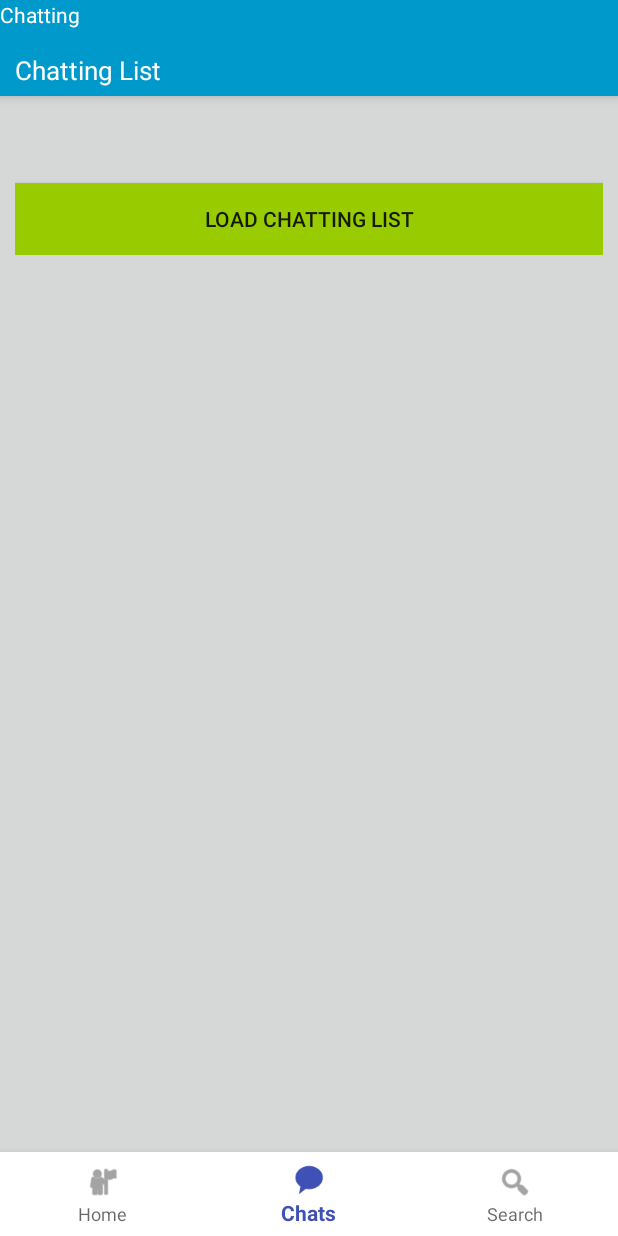
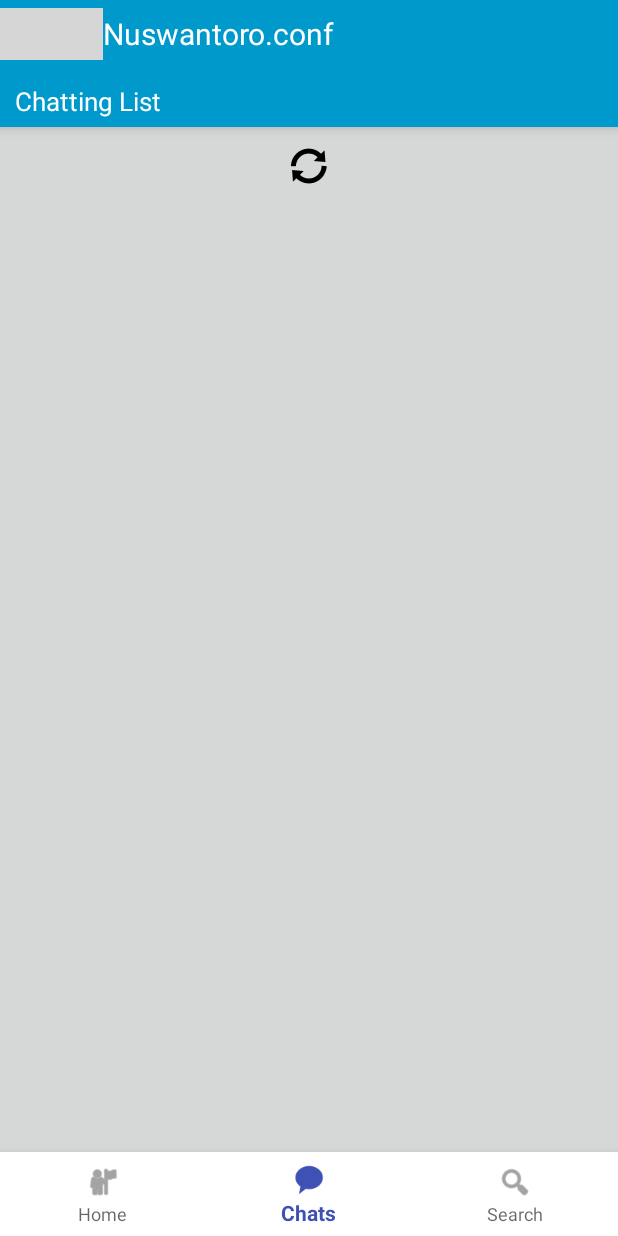
Before and after one commit to fajaralmu/android-chatting1, an Android app: the HomeActivity screen opened directly, with no data from a screen before it, item 2 of the bottom bar chosen, on a phone screen of 412 x 824 dp. Run offline under Robolectric (Android 15) with nearby library versions, the phone set to English and light mode, and no system bars; libraries missing offline, so code that uses them is left out: com.fajar.livestreaming; grey boxes are pictures that could not be loaded.

Commit message:
improve chatting list fragment

```diff
--- a/app/src/main/java/com/fajar/android/chatting1/activities/WelcomingScreenActivity.java
+++ b/app/src/main/java/com/fajar/android/chatting1/activities/WelcomingScreenActivity.java
@@ -122,6 +122,7 @@ public class WelcomingScreenActivity extends BaseActivity {
     private void getUserCallback(WebResponse response) {
         if (null == response) {
             AlertUtil.YesAlert(this, "Please Register Your Account");
+            stopLoading();
             registerForm.setVisibility(View.VISIBLE);
             return;
         }
@@ -158,7 +159,7 @@ public class WelcomingScreenActivity extends BaseActivity {
 
             @Override
             protected void onPostExecute(WebResponse response) {
-                stopLoading();
+
                 getUserCallback(response);
             }
         };
--- a/app/src/main/java/com/fajar/android/chatting1/activities/fragments/BaseFragment.java
+++ b/app/src/main/java/com/fajar/android/chatting1/activities/fragments/BaseFragment.java
@@ -134,7 +134,7 @@ public class BaseFragment<H extends  BaseHandler> extends Fragment {
             return;
         }
         Logs.log("STOP LOADER");
-        loader.setVisibility(View.INVISIBLE);
+        loader.setVisibility(View.GONE);
     }
 
     public SharedPreferences getSharedPreferences() {
--- a/app/src/main/java/com/fajar/android/chatting1/activities/fragments/ChattingListFragment.java
+++ b/app/src/main/java/com/fajar/android/chatting1/activities/fragments/ChattingListFragment.java
@@ -4,6 +4,7 @@ import android.content.Context;
 import android.content.DialogInterface;
 import android.content.SharedPreferences;
 import android.graphics.Color;
+import android.media.Image;
 import android.os.Build;
 import android.os.Bundle;
 import android.support.annotation.NonNull;
@@ -13,6 +14,7 @@ import android.view.LayoutInflater;
 import android.view.View;
 import android.view.ViewGroup;
 import android.widget.Button;
+import android.widget.ImageButton;
 import android.widget.LinearLayout;
 import android.widget.TextView;
 
@@ -30,7 +32,7 @@ import java.util.List;
 public class ChattingListFragment extends BaseFragment<ChattingListFragmentHandler> {
 
     private LinearLayout chattingListLayout;
-    private Button buttonLoadChattingList;
+    private ImageButton buttonLoadChattingList;
 
     public ChattingListFragment() {
 
@@ -54,7 +56,7 @@ public class ChattingListFragment extends BaseFragment<ChattingListFragmentHandl
     }
 
     private void initComponents() {
-        chattingListLayout = (LinearLayout) findById(R.id.chat_list_layout);
+        chattingListLayout =  findById(R.id.chat_list_layout);
         buttonLoadChattingList = findById(R.id.button_load_chatting_list);
         loader = findById(R.id.loader_chatting_list);
     }
@@ -65,24 +67,29 @@ public class ChattingListFragment extends BaseFragment<ChattingListFragmentHandl
         buttonLoadChattingList.setOnClickListener(loadChattingPartnerListener());
     }
 
+    private void getChattingPartners(){
+        handler.getChattingPartners(getRequestKey(), this::handleChattingPartners);
+    }
+    private void handleChattingPartners(WebResponse response, Exception e) {
+        stopLoading();
+        buttonLoadChattingList.setVisibility(View.VISIBLE);
+        if (e != null) {
+            AlertUtil.ErrorAlert(getActivity(), e);
+            return;
+        }
+
+        populateChattingPartners(response);
+
+    }
     private View.OnClickListener loadChattingPartnerListener() {
         return new View.OnClickListener() {
             @Override
             public void onClick(View v) {
                 buttonLoadChattingList.setVisibility(View.GONE);
-                handler.getChattingPartners(getRequestKey(), this::handleChattingPartners);
+                getChattingPartners();
             }
 
-            private void handleChattingPartners(WebResponse response, Exception e) {
-                buttonLoadChattingList.setVisibility(View.VISIBLE);
-                if (e != null) {
-                    AlertUtil.ErrorAlert(getActivity(), e);
-                    return;
-                }
 
-                populateChattingPartners(response);
-
-            }
         };
     }
 
--- a/app/src/main/res/layout/component_chatting_header.xml
+++ b/app/src/main/res/layout/component_chatting_header.xml
@@ -10,14 +10,26 @@
 
     <LinearLayout
         android:layout_width="match_parent"
-        android:layout_height="29dp"
+        android:layout_height="50dp"
         android:background="@android:color/holo_blue_dark"
-        android:orientation="vertical">
+        android:orientation="horizontal"
+        android:paddingBottom="10dp"
+        android:paddingTop="5dp">
+
+        <ImageView
+            android:id="@+id/imageView3"
+            android:layout_width="match_parent"
+            android:layout_height="wrap_content"
+            android:layout_weight="5"
+            android:src ="@drawable/nc" />
 
         <TextView
             android:layout_width="match_parent"
-            android:layout_height="wrap_content"
-            android:text="Chatting"
-            android:textColor="#ffffff" />
+            android:layout_height="match_parent"
+            android:layout_weight="1"
+            android:gravity="center_vertical"
+            android:text="Nuswantoro.conf"
+            android:textColor="#ffffff"
+            android:textSize="20sp" />
     </LinearLayout>
 </LinearLayout>
--- a/app/src/main/res/layout/fragment_chatting_list.xml
+++ b/app/src/main/res/layout/fragment_chatting_list.xml
@@ -18,12 +18,13 @@
             android:layout_width="match_parent"
             android:layout_height="wrap_content" />
 
-        <Button
+        <ImageButton
             android:id="@+id/button_load_chatting_list"
             android:layout_width="match_parent"
             android:layout_height="wrap_content"
-            android:background="@android:color/holo_green_light"
-            android:text="Load Chatting List" />
+            android:background="@null"
+            android:src="@android:drawable/ic_popup_sync"
+            android:tint="@android:color/black" />
     </LinearLayout>
 
     <ScrollView
```
